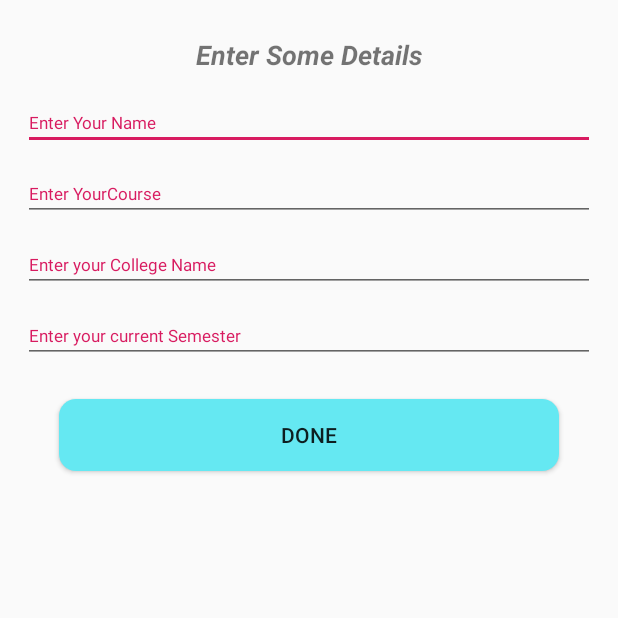
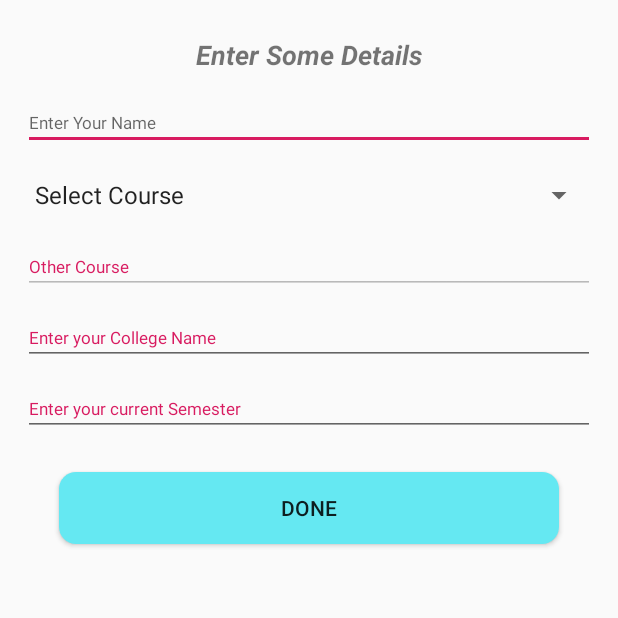
Before and after one commit to faizalsha/EduAssetsApp, an Android app: the screen it shows after launch once a user with an empty profile is signed in (DetailsActivity), after a tap on "DONE", on a phone screen of 412 x 824 dp, the top half of it. Run offline under Robolectric (Android 15) with nearby library versions, the phone set to English and light mode, and no system bars; our stand-ins replace Firebase (no records; nobody signed in at launch, a user with empty details on screens opened directly), data binding; plain views replace MaterialEditText; Roboto replaces fonts that are not available here; 2 statements that could not run were skipped.

Commit message:
adding spinner in details

```diff
--- a/app/src/main/java/com/example/krishbhatia/eduassets/ui/activities/DetailsActivity.java
+++ b/app/src/main/java/com/example/krishbhatia/eduassets/ui/activities/DetailsActivity.java
@@ -9,6 +9,8 @@ import androidx.databinding.DataBindingUtil;
 import android.os.Bundle;
 import android.text.TextUtils;
 import android.view.View;
+import android.widget.AdapterView;
+import android.widget.ArrayAdapter;
 import android.widget.Button;
 import android.widget.EditText;
 import android.widget.Toast;
@@ -31,7 +33,9 @@ public class DetailsActivity extends AppCompatActivity {
     private DetailsActivityBinding detailsActivityBinding;
     private Context mContext;
     private DatabaseReference mDatabaseReference;
+    private String course,name,college,semester;
     private FirebaseAuth mAuth;
+    private ArrayAdapter<CharSequence> courseAdapter;
 
     @Override
     protected void onCreate(Bundle savedInstanceState) {
@@ -41,21 +45,26 @@ public class DetailsActivity extends AppCompatActivity {
 
         mDatabaseReference = FirebaseDatabase.getInstance().getReference();
         mAuth = FirebaseAuth.getInstance();
-
-
+        courseAdapter=ArrayAdapter.createFromResource(this,R.array.courses,android.R.layout.simple_spinner_item);
+        courseAdapter.setDropDownViewResource(android.R.layout.simple_spinner_dropdown_item);
+        detailsActivityBinding.courseSpinner.setAdapter(courseAdapter);
         detailsActivityBinding.doneButton.setOnClickListener(new View.OnClickListener() {
             @Override
             public void onClick(View v) {
-                String name = detailsActivityBinding.nameEditText.getText().toString();
-                String course = detailsActivityBinding.courseEdit.getText().toString();
-                String college = detailsActivityBinding.collegeEdit.getText().toString();
-                String semester = detailsActivityBinding.semesterEdit.getText().toString();
-
+                 name = detailsActivityBinding.nameEditText.getText().toString();
+                 college = detailsActivityBinding.collegeEdit.getText().toString();
+                semester = detailsActivityBinding.semesterEdit.getText().toString();
+                if(detailsActivityBinding.courseSpinner.getSelectedItemPosition()==5){
+                    course=detailsActivityBinding.courseEdit.getText().toString();
+                }else {
+                    course = detailsActivityBinding.courseSpinner.getSelectedItem().toString();
+                }
                 if (!TextUtils.isEmpty(name) && !TextUtils.isEmpty(course) && !TextUtils.isEmpty(college) && !TextUtils.isEmpty(semester)){
 
                     if (NetworkUtils.isConnectedToInternert(mContext)){
 
-                        final UserPOJO user = new UserPOJO(name, course, college, semester, mAuth.getUid(), mAuth.getCurrentUser().getEmail(), null);
+//                        final UserPOJO user = new UserPOJO(name, course, college, semester, mAuth.getUid(), mAuth.getCurrentUser().getEmail(), null);
+                        final UserPOJO user = new UserPOJO(name, course, college, semester, mAuth.getUid(), mAuth.getCurrentUser().getEmail(), null,detailsActivityBinding.courseSpinner.getSelectedItemPosition());
 
                         mDatabaseReference.child("users").child(mAuth.getUid()).setValue(user).addOnSuccessListener(new OnSuccessListener<Void>() {
                             @Override
@@ -80,7 +89,20 @@ public class DetailsActivity extends AppCompatActivity {
             }
         });
 
+        detailsActivityBinding.courseSpinner.setOnItemSelectedListener(new AdapterView.OnItemSelectedListener() {
+            @Override
+            public void onItemSelected(AdapterView<?> parent, View view, int position, long id) {
+                if(position==5){
+                    detailsActivityBinding.courseEdit.setEnabled(true);
+                }
+            }
 
+            @Override
+            public void onNothingSelected(AdapterView<?> parent) {
+
+            }
+        });
     }
 
+
 }
--- a/app/src/main/java/com/example/krishbhatia/eduassets/ui/activities/LoginActivity.java
+++ b/app/src/main/java/com/example/krishbhatia/eduassets/ui/activities/LoginActivity.java
@@ -75,6 +75,7 @@ public class LoginActivity extends AppCompatActivity {
             @Override
             public void onClick(View v) {
                 signIn();
+                loginlayoutBinding.googleSignInButton.setEnabled(false);
             }
         });
         loginlayoutBinding.loginButton.setOnClickListener(new View.OnClickListener() {
@@ -82,6 +83,7 @@ public class LoginActivity extends AppCompatActivity {
             public void onClick(View v) {
 //     a           loginWithEmailPwd();
                 firebaseMethods.loginWithEmailPwd(loginlayoutBinding.emailEditText.getText().toString(), loginlayoutBinding.passwordEditText.getText().toString());
+                loginlayoutBinding.loginButton.setEnabled(false);
             }
         });
         loginlayoutBinding.textsignup.setOnClickListener(new View.OnClickListener() {
--- a/app/src/main/res/layout/details_activity.xml
+++ b/app/src/main/res/layout/details_activity.xml
@@ -29,8 +29,6 @@
         android:layout_height="wrap_content"
         android:layout_marginTop="@dimen/dimen_20dp"
         android:hint="@string/textEnterName"
-        android:textColor="@color/colorTextView"
-        android:textColorHint="@color/colorAccent"
         android:textSize="@dimen/dimen_15sp"
         style="@style/ThemeOverlay.MaterialComponents.TextInputEditText.OutlinedBox.Dense"
         app:met_floatingLabel="highlight"
@@ -39,18 +37,26 @@
         app:met_floatingLabelTextColor="@color/black"
         app:met_hideUnderline="true" />
 
+<Spinner
+    android:layout_width="match_parent"
+    android:layout_height="@dimen/dimen_50dp"
+    android:id="@+id/courseSpinner"
 
+    android:layout_below="@id/nameEditText"
+    android:layout_marginTop="@dimen/dimen_15dp"
+    />
     <com.rengwuxian.materialedittext.MaterialEditText
-        android:layout_below="@id/nameEditText"
+        android:layout_below="@id/courseSpinner"
         android:id="@+id/courseEdit"
+        app:boxStrokeWidth="4dp"
+        android:enabled="false"
         android:layout_width="match_parent"
         android:layout_height="wrap_content"
         android:layout_marginTop="@dimen/dimen_15dp"
-        android:hint="@string/textEnterCourse"
+        android:hint="@string/textOtherCourse"
         android:textColor="@color/colorTextView"
         android:textColorHint="@color/colorAccent"
         android:textSize="@dimen/dimen_15sp"
-        style="@style/ThemeOverlay.MaterialComponents.TextInputEditText.OutlinedBox.Dense"
         app:met_floatingLabel="highlight"
         app:met_floatingLabelAnimating="true"
         app:met_floatingLabelText="@string/textCourse"
@@ -67,7 +73,7 @@
         android:textColor="@color/colorTextView"
         android:textColorHint="@color/colorAccent"
         android:textSize="@dimen/dimen_15sp"
-        style="@style/ThemeOverlay.MaterialComponents.TextInputEditText.OutlinedBox.Dense"
+        app:boxStrokeWidth="4dp"
         app:met_floatingLabel="highlight"
         app:met_floatingLabelAnimating="true"
         app:met_floatingLabelText="@string/college"
@@ -84,7 +90,6 @@
         android:textColor="@color/colorTextView"
         android:textColorHint="@color/colorAccent"
         android:textSize="@dimen/dimen_15sp"
-        style="@style/ThemeOverlay.MaterialComponents.TextInputEditText.OutlinedBox.Dense"
         app:met_floatingLabel="highlight"
         app:met_floatingLabelAnimating="true"
         app:met_floatingLabelText="@string/semester"
--- a/app/src/main/res/values/strings.xml
+++ b/app/src/main/res/values/strings.xml
@@ -68,5 +68,17 @@
     <string name="textCourse">Course</string>
     <string name="cart">Your Cart</string>
     <string name="purchasedCourse">Purchased Course</string>
+    <string name="textOtherCourse">Other Course</string>
     <!--<string name="default_web_client_id">592629978872-ua2gnpmquvs6bamqop7redls9e4kvufv.apps.googleusercontent.com</string>-->
+
+    <string-array name="courses">
+        <item> Select Course</item>
+        <item> BBA</item>
+        <item >BCom</item>
+        <item >BCA</item>
+        <item >BA</item>
+        <item> Other</item>
+
+
+    </string-array>
 </resources>
```
Also changed, not shown: app/src/main/java/com/example/krishbhatia/eduassets/POJO/UserPOJO.java (+20 -0 lines), app/src/main/java/com/example/krishbhatia/eduassets/ui/activities/ProfileActivity.java (+30 -6 lines), app/src/main/java/com/example/krishbhatia/eduassets/ui/activities/SplashScreenActivity.java (+67 -2 lines), app/src/main/res/layout/profile_activity.xml (+13 -6 lines).
